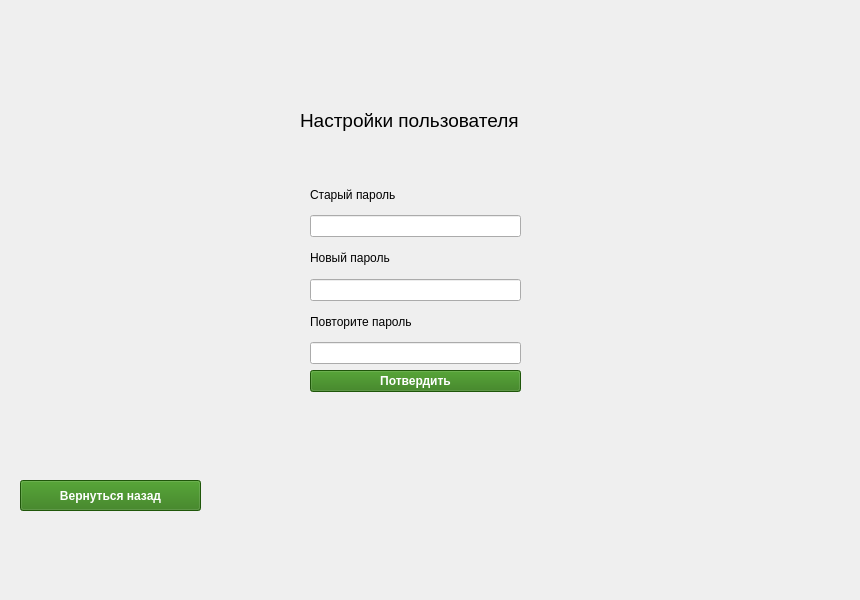
This is gui/project/src/settings/passwordsettingswindow.ui in cpp-park-vk-education/2023_1_HAC as Qt 5 draws it before an edit. The edited form follows.
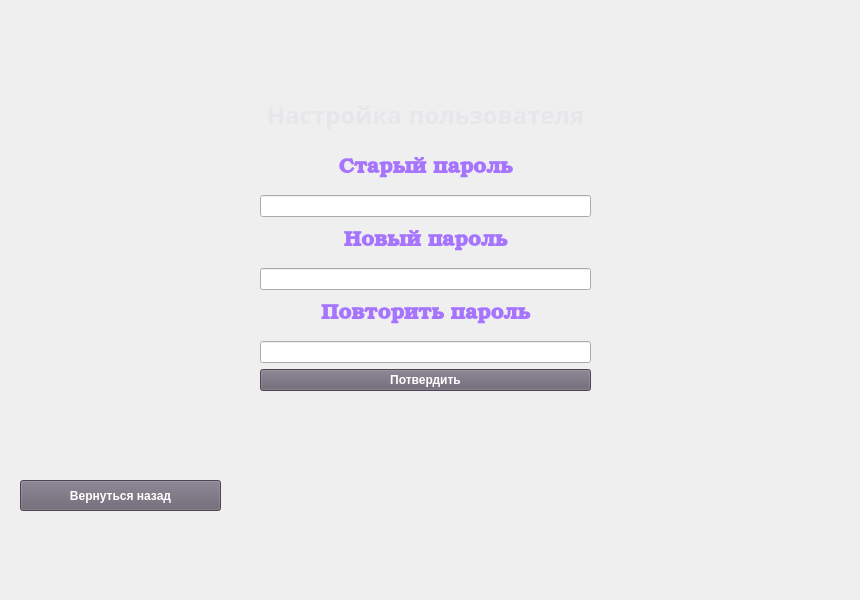
This is the edited form.

```diff
--- a/gui/project/src/settings/passwordsettingswindow.ui
+++ b/gui/project/src/settings/passwordsettingswindow.ui
@@ -18,7 +18,7 @@
     <rect>
      <x>20</x>
      <y>480</y>
-     <width>181</width>
+     <width>201</width>
      <height>31</height>
     </rect>
    </property>
@@ -29,8 +29,8 @@
     </font>
    </property>
    <property name="styleSheet">
-    <string notr="true">QPushButton {
-    background-color:  rgb(44, 120, 14);
+    <string notr="true">QPushButton {	
+    background-color:  rgb(104,97,112);
 	color: rgb(255, 255, 255);
 }
 
@@ -45,10 +45,10 @@
   <widget class="QWidget" name="layoutWidget">
    <property name="geometry">
     <rect>
-     <x>310</x>
-     <y>180</y>
-     <width>211</width>
-     <height>212</height>
+     <x>260</x>
+     <y>150</y>
+     <width>331</width>
+     <height>241</height>
     </rect>
    </property>
    <layout class="QGridLayout" name="gridLayout_2">
@@ -61,8 +61,8 @@
        </font>
       </property>
       <property name="styleSheet">
-       <string notr="true">QPushButton {
-    background-color:  rgb(44, 120, 14);
+       <string notr="true">QPushButton {	
+    background-color:  rgb(104,97,112);
 	color: rgb(255, 255, 255);
 }
 
@@ -77,22 +77,43 @@
     </item>
     <item row="0" column="0">
      <widget class="QLabel" name="OldPassword_2">
+      <property name="font">
+       <font>
+        <family>URW Bookman</family>
+        <weight>75</weight>
+        <bold>true</bold>
+       </font>
+      </property>
       <property name="text">
-       <string>Старый пароль</string>
+       <string>&lt;html&gt;&lt;head/&gt;&lt;body&gt;&lt;p align=&quot;center&quot;&gt;&lt;span style=&quot; font-size:16pt; color: #A674FD&quot;&gt;Старый пароль&lt;/span&gt;&lt;/p&gt;&lt;/body&gt;&lt;/html&gt;</string>
       </property>
      </widget>
     </item>
     <item row="2" column="0">
      <widget class="QLabel" name="NewPassword">
+      <property name="font">
+       <font>
+        <family>URW Bookman</family>
+        <weight>75</weight>
+        <bold>true</bold>
+       </font>
+      </property>
       <property name="text">
-       <string>Новый пароль</string>
+       <string>&lt;html&gt;&lt;head/&gt;&lt;body&gt;&lt;p align=&quot;center&quot;&gt;&lt;span style=&quot; font-size:16pt; color: #A674FD&quot;&gt;Новый пароль&lt;/span&gt;&lt;/p&gt;&lt;/body&gt;&lt;/html&gt;</string>
       </property>
      </widget>
     </item>
     <item row="4" column="0">
      <widget class="QLabel" name="RepeatPassword">
+      <property name="font">
+       <font>
+        <family>URW Bookman</family>
+        <weight>75</weight>
+        <bold>true</bold>
+       </font>
+      </property>
       <property name="text">
-       <string>Повторите пароль</string>
+       <string>&lt;html&gt;&lt;head/&gt;&lt;body&gt;&lt;p align=&quot;center&quot;&gt;&lt;span style=&quot; font-size:16pt; color: #A674FD&quot;&gt;Повторить пароль&lt;/span&gt;&lt;/p&gt;&lt;/body&gt;&lt;/html&gt;</string>
       </property>
      </widget>
     </item>
@@ -110,19 +131,22 @@
   <widget class="QLabel" name="Settings">
    <property name="geometry">
     <rect>
-     <x>300</x>
-     <y>110</y>
-     <width>241</width>
-     <height>21</height>
+     <x>260</x>
+     <y>80</y>
+     <width>331</width>
+     <height>71</height>
     </rect>
    </property>
    <property name="font">
     <font>
+     <family>URW Bookman [urw]</family>
      <pointsize>14</pointsize>
+     <weight>75</weight>
+     <bold>true</bold>
     </font>
    </property>
    <property name="text">
-    <string>Настройки пользователя</string>
+    <string>&lt;html&gt;&lt;head/&gt;&lt;body&gt;&lt;p align=&quot;center&quot;&gt;&lt;span style=&quot; font-size:18pt; color: #e7e6ea&quot;&gt;Настройка пользователя&lt;/span&gt;&lt;/p&gt;&lt;/body&gt;&lt;/html&gt;</string>
    </property>
   </widget>
  </widget>
```
Left out of the diff: 4 changed lines with no effect on the pictures.
